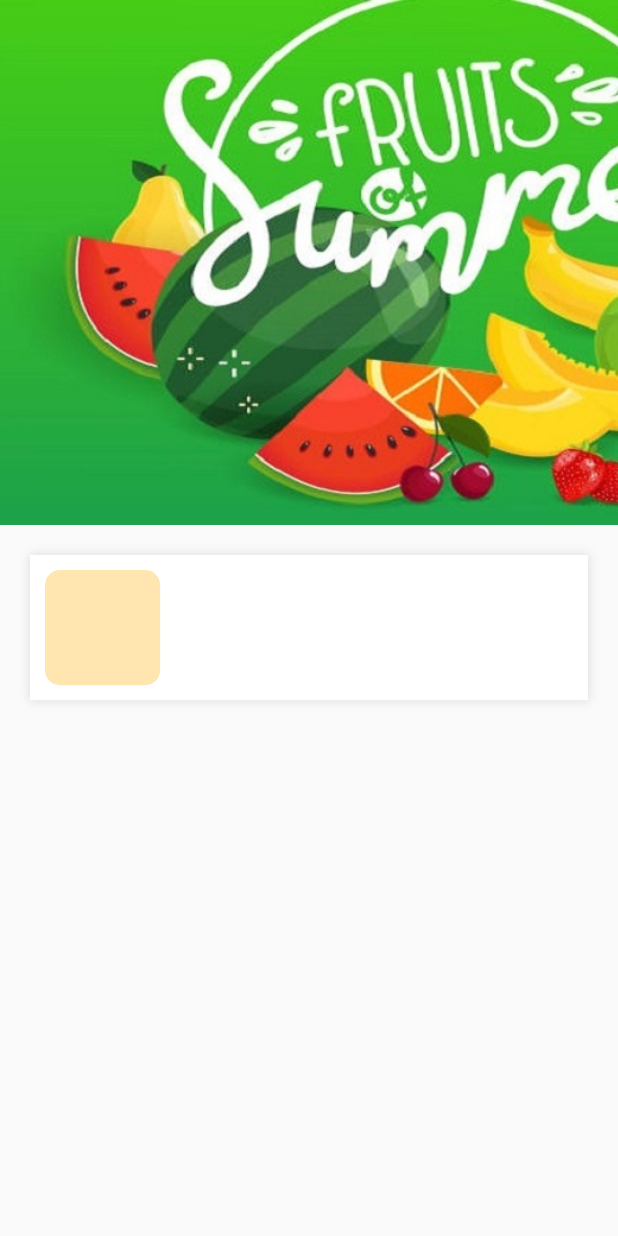
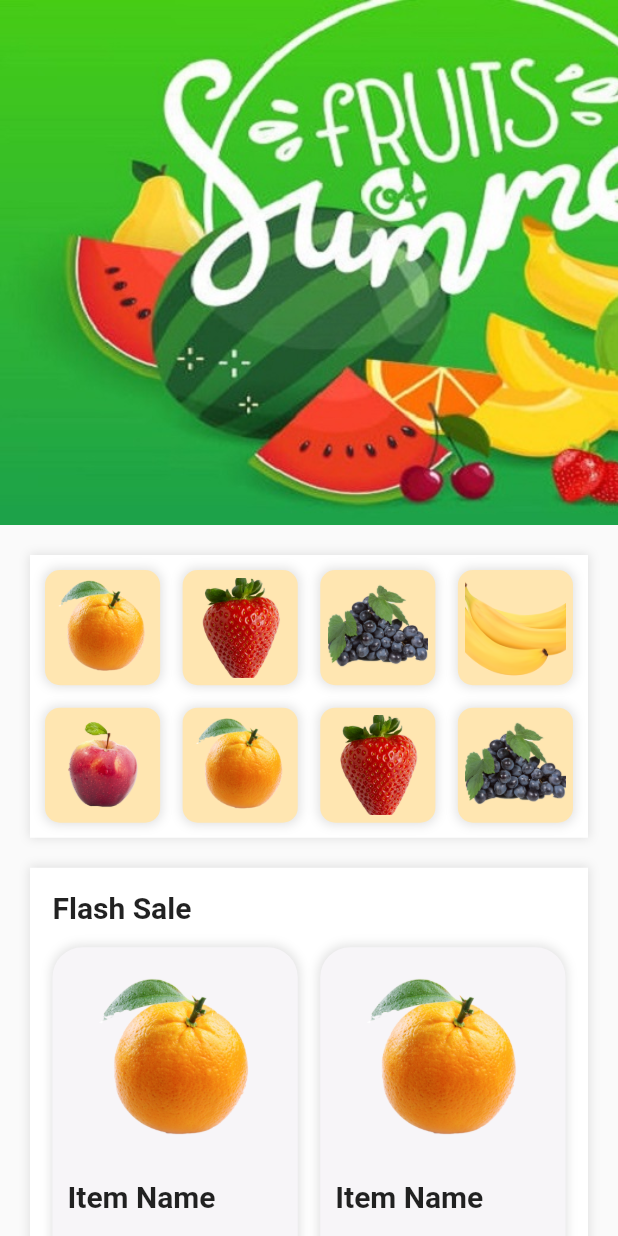
Before and after one commit to chinthanipiumi2001/grocery_store_app, a Flutter app: the HomePage screen opened directly, on a phone screen of 412 x 824 dp. Run offline on Flutter 3.47's test engine with Material 2 defaults, Android fonts, the phone set to English and light mode, and no system bars.

Commit message:
Todays final work

```diff
--- a/lib/pages/HomePage.dart
+++ b/lib/pages/HomePage.dart
@@ -1,4 +1,5 @@
 import 'package:flutter/material.dart';
+import 'package:grocery_store_app/widgets/%20HomePagePosts.dart';
 
 class HomePage extends StatelessWidget{
   @override
@@ -39,16 +40,29 @@ class HomePage extends StatelessWidget{
               mainAxisSpacing: 15,
               shrinkWrap: true,
               children: [
+                for(int i=1; i<9; i++)
                 Container(
                   padding: EdgeInsets.all(5),
                   decoration: BoxDecoration(
                     color: Color.fromARGB(255, 255, 230, 177),
                     borderRadius: BorderRadius.circular(10),
+                    boxShadow: [
+                      BoxShadow(
+                        color: Colors.grey.withOpacity(0.3),
+                        spreadRadius: 1,
+                        blurRadius: 5,
+                      ),
+                    ],
+                  ),
+                  child: Image.asset(
+                    "images/$i.png",
+                    fit: BoxFit.cover,
                   ),
                 ),
               ],
             ),
           ),
+          HomePagePosts(),
         ],
       ),
     );
--- a/lib/widgets/ HomePagePosts.dart
+++ b/lib/widgets/ HomePagePosts.dart
@@ -38,6 +38,7 @@ class HomePagePosts extends StatelessWidget{
             mainAxisSpacing: 15,
             shrinkWrap: true,
             children: [
+              for(int i=1; i<9; i++)
               Container(
                 padding: EdgeInsets.all(10),
                 decoration: BoxDecoration(
@@ -81,6 +82,24 @@ class HomePagePosts extends StatelessWidget{
                           children: [
                             Text(
                               "\$50",
+                              style: TextStyle(
+                                fontSize: 18,
+                                fontWeight: FontWeight.bold,
+                                color: Color(0xFFFFB608),
+                              ),
+                            ),
+                            SizedBox(height:5),
+                            Text(
+                              "/1KG",
+                              style: TextStyle(
+                                fontSize: 16,
+                              ),
+                            ),
+                            Spacer(),
+                            Icon(
+                                Icons.favorite_border,
+                              color: Color(0xFFFFB608),
+                              size: 28,
                             ),
                           ],
                         ),
```
